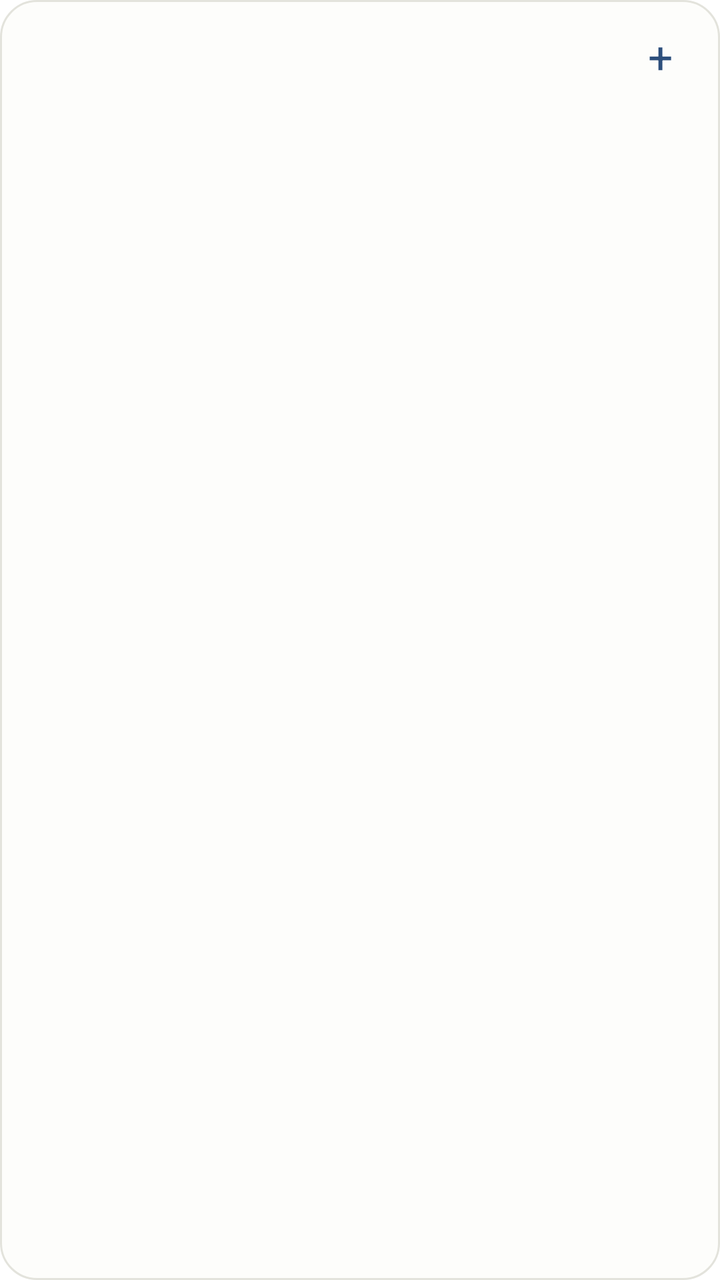
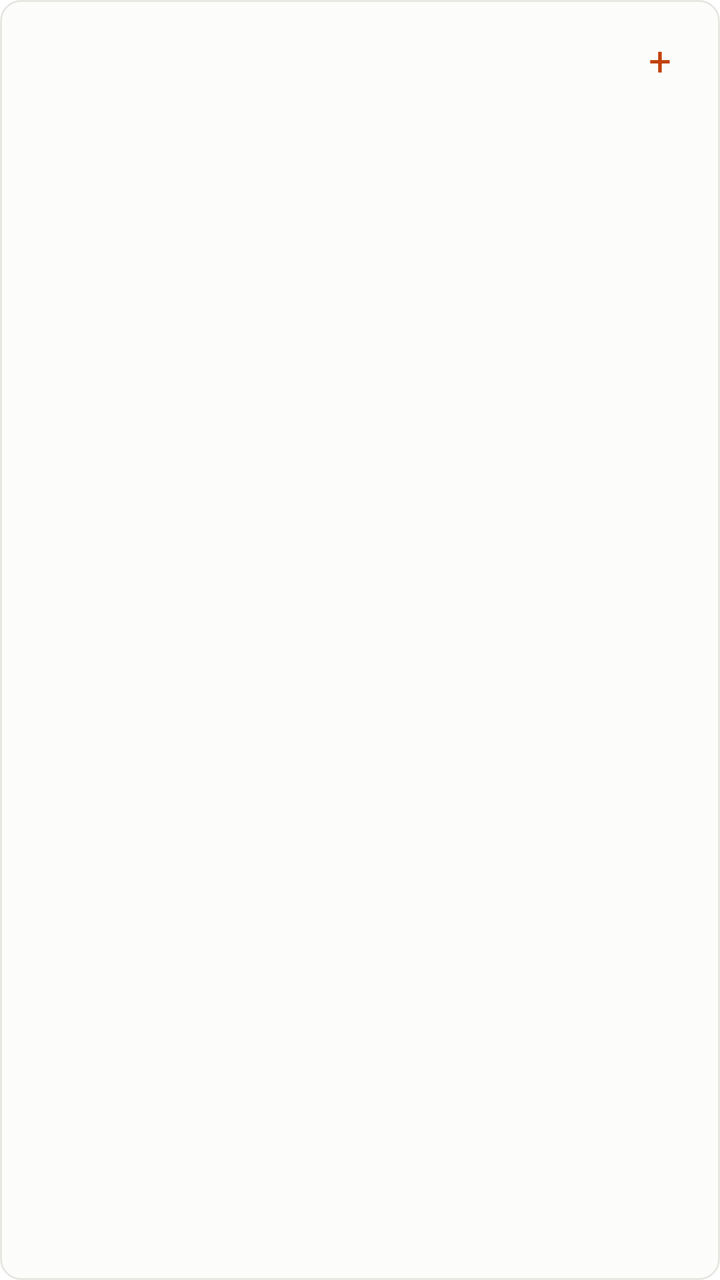

Compare the two renders of this Android layout. The source of the first and the diff that turns it into the second are given below.
<!-- AndroidManifest.xml: fallback theme Theme.MaterialComponents.DayNight.NoActionBar -->
<!-- res/layout/widget_calendar_medium.xml -->
<?xml version="1.0" encoding="utf-8"?>
<LinearLayout xmlns:android="http://schemas.android.com/apk/res/android"
    android:id="@+id/calendar_root"
    android:layout_width="match_parent"
    android:layout_height="match_parent"
    android:background="@drawable/widget_root_bg"
    android:orientation="vertical"
    android:padding="8dp">

    <LinearLayout
        android:layout_width="match_parent"
        android:layout_height="40dp"
        android:gravity="center_vertical"
        android:orientation="horizontal">

        <TextView
            android:id="@+id/calendar_title"
            android:layout_width="0dp"
            android:layout_height="match_parent"
            android:layout_weight="1"
            android:gravity="center_vertical"
            android:fontFamily="sans-serif-medium"
            android:textColor="@color/widget_accent"
            android:textSize="13sp" />

        <TextView
            android:id="@+id/calendar_today"
            android:layout_width="44dp"
            android:layout_height="44dp"
            android:gravity="center"
            android:textColor="@color/widget_accent"
            android:textSize="12sp"
            android:visibility="gone" />

        <TextView
            android:id="@+id/calendar_add"
            android:layout_width="44dp"
            android:layout_height="44dp"
            android:gravity="center"
            android:text="+"
            android:textColor="@color/widget_accent"
            android:textSize="22sp" />
    </LinearLayout>

    <LinearLayout
        android:id="@+id/calendar_month_page"
        android:layout_width="match_parent"
        android:layout_height="wrap_content"
        android:orientation="vertical">

        <LinearLayout
            android:id="@+id/calendar_weekdays"
            android:layout_width="match_parent"
            android:layout_height="wrap_content"
            android:orientation="vertical" />

        <LinearLayout
            android:id="@+id/calendar_grid"
            android:layout_width="match_parent"
            android:layout_height="wrap_content"
            android:orientation="vertical" />
    </LinearLayout>

    <LinearLayout
        android:id="@+id/calendar_day_bar"
        android:layout_width="match_parent"
        android:layout_height="40dp"
        android:gravity="center_vertical"
        android:orientation="horizontal"
        android:visibility="gone">

        <TextView
            android:id="@+id/calendar_back_month"
            android:layout_width="wrap_content"
            android:layout_height="40dp"
            android:gravity="center_vertical"
            android:paddingEnd="12dp"
            android:textColor="@color/widget_accent"
            android:textSize="12sp" />

        <TextView
            android:id="@+id/calendar_day_title"
            android:layout_width="0dp"
            android:layout_height="match_parent"
            android:layout_weight="1"
            android:gravity="center_vertical"
            android:ellipsize="end"
            android:singleLine="true"
            android:textColor="@color/widget_text_primary"
            android:textSize="13sp" />
    </LinearLayout>

    <TextView
        android:id="@+id/calendar_summary_title"
        android:layout_width="match_parent"
        android:layout_height="wrap_content"
        android:paddingTop="2dp"
        android:paddingBottom="2dp"
        android:singleLine="true"
        android:textColor="@color/widget_text_secondary"
        android:textSize="11sp"
        android:textStyle="bold" />

    <LinearLayout
        android:id="@+id/calendar_summary"
        android:layout_width="match_parent"
        android:layout_height="0dp"
        android:layout_weight="1"
        android:orientation="vertical" />

    <TextView
        android:id="@+id/calendar_empty"
        android:layout_width="match_parent"
        android:layout_height="wrap_content"
        android:textColor="@color/widget_text_secondary"
        android:textSize="12sp"
        android:visibility="gone" />
</LinearLayout>
<!-- resources referenced by this layout -->
<resources>
  <color name="widget_accent">#2D4F7C</color>
  <color name="widget_text_primary">#1B1B18</color>
  <color name="widget_text_secondary">#6F6F67</color>
  <!-- drawable widget_root_bg (drawable) -->
  <?xml version="1.0" encoding="utf-8"?>
  <shape xmlns:android="http://schemas.android.com/apk/res/android"
      android:shape="rectangle">
      <solid android:color="@color/widget_background" />
      <corners android:radius="18dp" />
      <stroke
          android:width="1dp"
          android:color="@color/widget_border" />
  </shape>
  <color name="widget_background">#FDFDFB</color>
  <color name="widget_border">#E3E3DC</color>
</resources>

<!-- the commit's change to res/layout/widget_calendar_medium.xml (unified diff, before → after) -->
@@ -9,7 +9,7 @@
 
     <LinearLayout
         android:layout_width="match_parent"
-        android:layout_height="40dp"
+        android:layout_height="44dp"
         android:gravity="center_vertical"
         android:orientation="horizontal">
 
@@ -39,7 +39,7 @@
             android:gravity="center"
             android:text="+"
             android:textColor="@color/widget_accent"
-            android:textSize="22sp" />
+            android:textSize="20sp" />
     </LinearLayout>
 
     <LinearLayout
@@ -64,7 +64,7 @@
     <LinearLayout
         android:id="@+id/calendar_day_bar"
         android:layout_width="match_parent"
-        android:layout_height="40dp"
+        android:layout_height="44dp"
         android:gravity="center_vertical"
         android:orientation="horizontal"
         android:visibility="gone">
@@ -72,7 +72,7 @@
         <TextView
             android:id="@+id/calendar_back_month"
             android:layout_width="wrap_content"
-            android:layout_height="40dp"
+            android:layout_height="44dp"
             android:gravity="center_vertical"
             android:paddingEnd="12dp"
             android:textColor="@color/widget_accent"
@@ -98,8 +98,18 @@
         android:paddingBottom="2dp"
         android:singleLine="true"
         android:textColor="@color/widget_text_secondary"
-        android:textSize="11sp"
-        android:textStyle="bold" />
+        android:fontFamily="sans-serif-medium"
+        android:textSize="11sp" />
+
+    <TextView
+        android:id="@+id/calendar_empty"
+        android:layout_width="match_parent"
+        android:layout_height="wrap_content"
+        android:gravity="center_vertical"
+        android:minHeight="44dp"
+        android:textColor="@color/widget_text_secondary"
+        android:textSize="12sp"
+        android:visibility="gone" />
 
     <LinearLayout
         android:id="@+id/calendar_summary"
@@ -107,12 +117,4 @@
         android:layout_height="0dp"
         android:layout_weight="1"
         android:orientation="vertical" />
-
-    <TextView
-        android:id="@+id/calendar_empty"
-        android:layout_width="match_parent"
-        android:layout_height="wrap_content"
-        android:textColor="@color/widget_text_secondary"
-        android:textSize="12sp"
-        android:visibility="gone" />
 </LinearLayout>
<!-- resource entries referenced after the edit -->
@@ -1,19 +1,19 @@
 <!-- resources referenced by this layout -->
 <resources>
-  <color name="widget_accent">#2D4F7C</color>
-  <color name="widget_text_primary">#1B1B18</color>
-  <color name="widget_text_secondary">#6F6F67</color>
+  <color name="widget_accent">#C2410C</color>
+  <color name="widget_text_primary">#191A17</color>
+  <color name="widget_text_secondary">#3F413A</color>
   <!-- drawable widget_root_bg (drawable) -->
   <?xml version="1.0" encoding="utf-8"?>
   <shape xmlns:android="http://schemas.android.com/apk/res/android"
       android:shape="rectangle">
-      <solid android:color="@color/widget_background" />
-      <corners android:radius="18dp" />
+      <solid android:color="@color/widget_background_light" />
+      <corners android:radius="10dp" />
       <stroke
           android:width="1dp"
-          android:color="@color/widget_border" />
+          android:color="@color/widget_border_light" />
   </shape>
-  <color name="widget_background">#FDFDFB</color>
-  <color name="widget_border">#E3E3DC</color>
+  <color name="widget_background_light">#FCFCFA</color>
+  <color name="widget_border_light">#E8E7E1</color>
 </resources>
 
